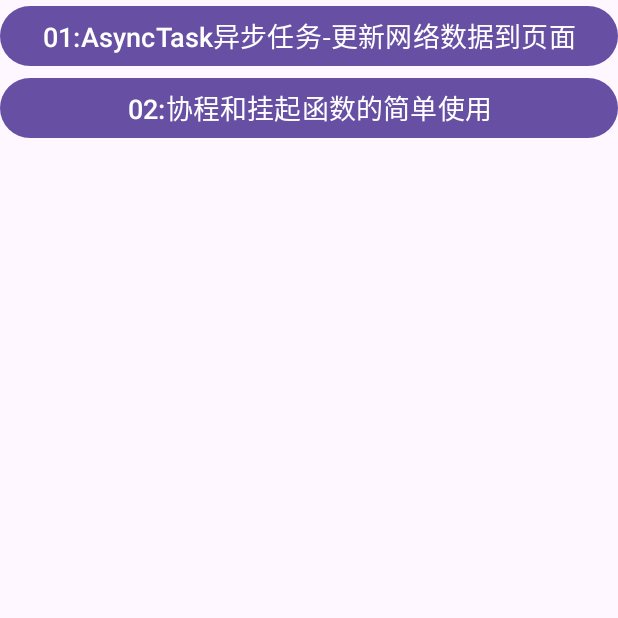
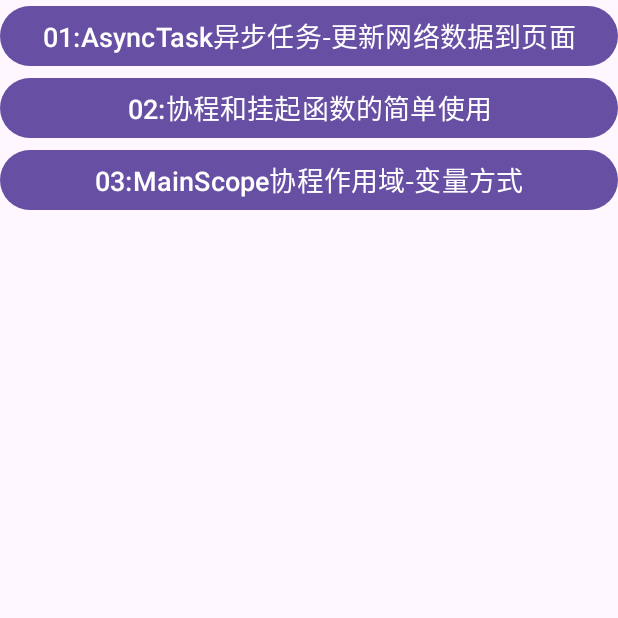
Before and after one commit to mocHeart/CoroutinesStudy, an Android app: the screen it shows after launch (MainActivity), on a phone screen of 412 x 824 dp, the top half of it. Run offline under Robolectric (Android 15) with nearby library versions, the light colour scheme and no system bars; libraries missing offline, so code that uses them is left out: com.hjq.toast; 1 statement that could not run was skipped.

Commit message:
Demo03:MainScope协程作用域-变量方式

```diff
--- a/app/src/main/AndroidManifest.xml
+++ b/app/src/main/AndroidManifest.xml
@@ -23,6 +23,9 @@
             android:name=".demo02.Demo02Activity"
             android:exported="true" />
         <activity
+            android:name=".demo03.Demo03Activity"
+            android:exported="true" />
+        <activity
             android:name=".MainActivity"
             android:exported="true">
             <intent-filter>
--- a/app/src/main/java/com/hg/crs/MainActivity.kt
+++ b/app/src/main/java/com/hg/crs/MainActivity.kt
@@ -6,6 +6,7 @@
 import androidx.appcompat.app.AppCompatActivity
 import com.hg.crs.demo01.Demo01Activity
 import com.hg.crs.demo02.Demo02Activity
+import com.hg.crs.demo03.Demo03Activity
 
 class MainActivity : AppCompatActivity() {
     override fun onCreate(savedInstanceState: Bundle?) {
@@ -21,5 +22,10 @@
             intent = Intent(this, Demo02Activity::class.java)
             startActivity(intent)
         }
+
+        findViewById<Button>(R.id.btn_dem03).setOnClickListener{
+            intent = Intent(this, Demo03Activity::class.java)
+            startActivity(intent)
+        }
     }
 }
--- a/app/src/main/res/layout/activity_main.xml
+++ b/app/src/main/res/layout/activity_main.xml
@@ -28,6 +28,13 @@
                 android:text="02:协程和挂起函数的简单使用"
                 android:textColor="@color/white"
                 android:textSize="18sp" />
+            <Button
+                android:id="@+id/btn_dem03"
+                android:layout_width="match_parent"
+                android:layout_height="wrap_content"
+                android:text="03:MainScope协程作用域-变量方式"
+                android:textColor="@color/white"
+                android:textSize="18sp" />
         </LinearLayout>
     </ScrollView>
 </LinearLayout>
```
Also changed, not shown: app/src/main/java/com/hg/crs/demo03/Demo03Activity.kt (added, +53 -0 lines).
